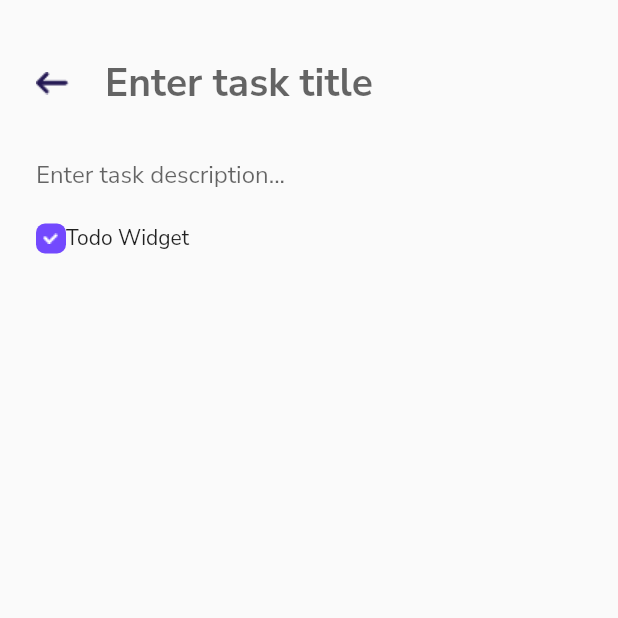
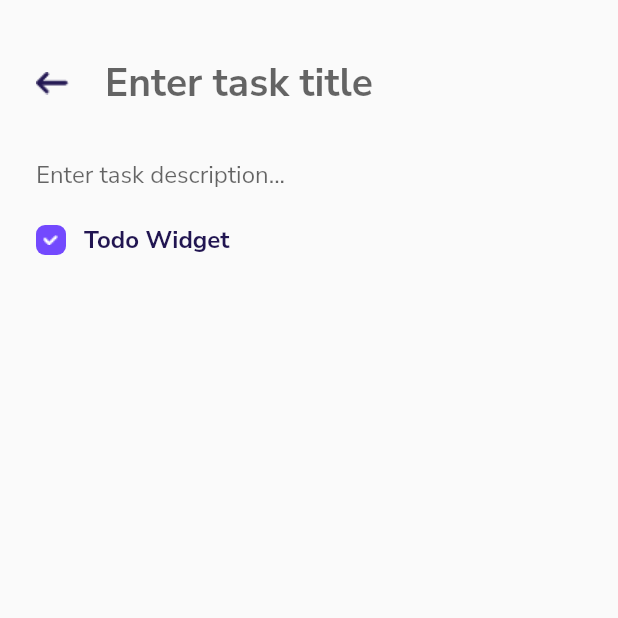
Before and after one commit to stonecoldanmol/todoverse, a Flutter app: the TaskPage screen opened directly, on a phone screen of 412 x 824 dp, the top half of it. Run offline on Flutter 3.47's test engine with Material 2 defaults, Android fonts, the phone set to English and light mode, and no system bars; our stand-ins replace google_fonts.

Commit message:
Adding Todo widget

```diff
--- a/lib/widgets.dart
+++ b/lib/widgets.dart
@@ -5,7 +5,6 @@ class TaskCardWidget extends StatelessWidget {
   final String desc;
 
   const TaskCardWidget({this.title, this.desc});
-
 
   Widget build(BuildContext context) {
     return Container(
@@ -28,7 +27,6 @@ class TaskCardWidget extends StatelessWidget {
               color: Color(0xFF211551),
               fontSize: 22.0,
               fontWeight: FontWeight.bold,
-
             ),
           ),
           Padding(
@@ -61,15 +59,25 @@ class TodoWidget extends StatelessWidget {
           Container(
             width: 20.0,
             height: 20.0,
+            margin: EdgeInsets.only(
+              right: 12.0,
+            ),
             decoration: BoxDecoration(
               color: Color(0xFF7349FE),
               borderRadius: BorderRadius.circular(6),
             ),
             child: Image(
-                image:AssetImage('assets/images/check_icon.png'),
+              image: AssetImage('assets/images/check_icon.png'),
             ),
           ),
-          Text('Todo Widget'),
+          Text(
+            'Todo Widget',
+            style: TextStyle(
+              color: Color(0xFF211551),
+              fontSize: 16.0,
+              fontWeight: FontWeight.bold,
+            ),
+          ),
         ],
       ),
     );
```
